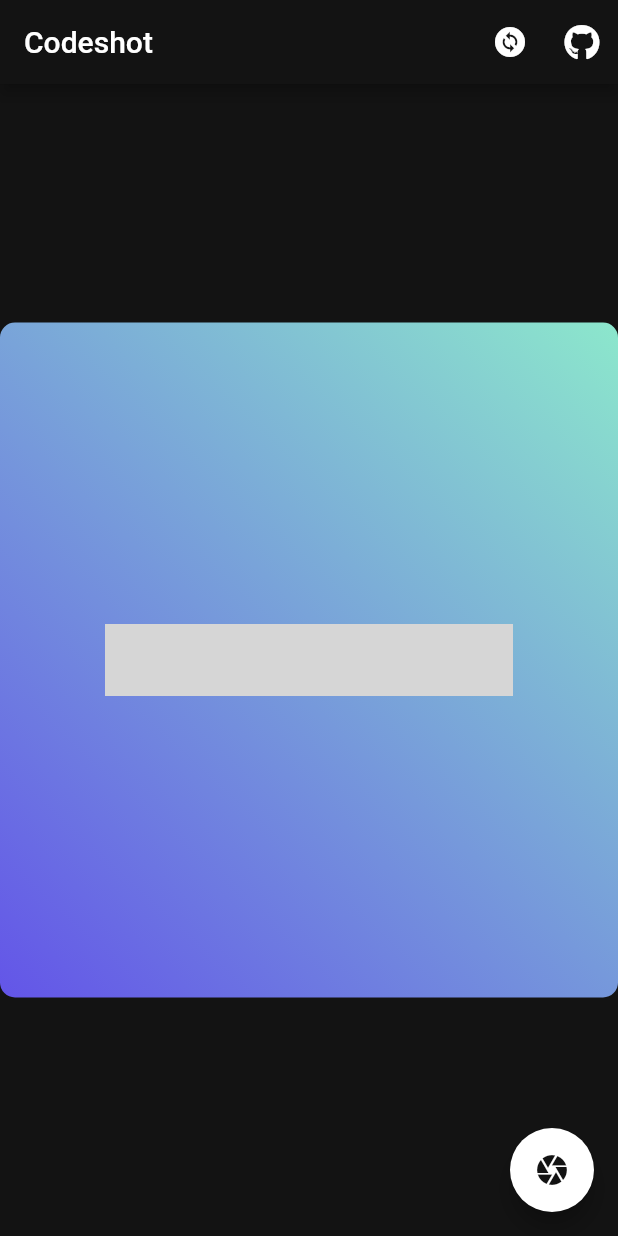
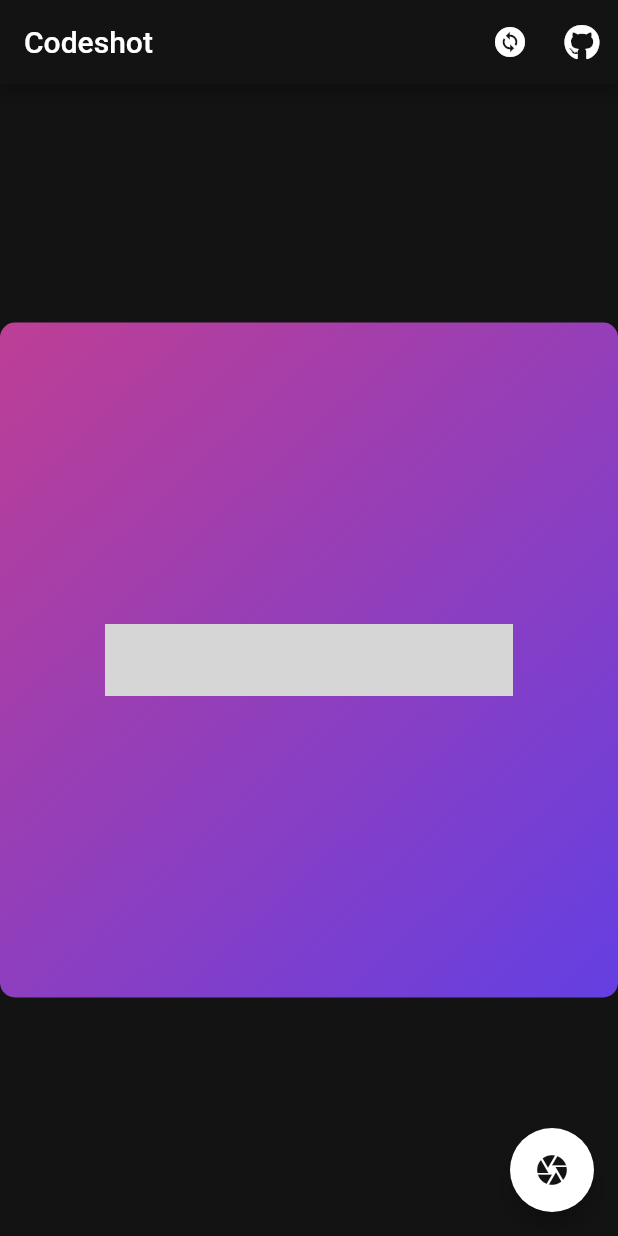
Before and after one commit to mafreud/codeshot, a Flutter app: the screen it shows after launch, after a tap on the "change circle" icon, on a phone screen of 412 x 824 dp. Run offline on Flutter 3.47's test engine with Material 2 defaults, Android fonts, the light colour scheme and no system bars; our stand-ins replace flutter_riverpod, font_awesome_flutter, freezed_annotation; missing offline and left inert: file_saver, flutter_code_editor, highlight, widgets_to_image; grey boxes are pictures that could not be loaded.

Commit message:
change theme functions

```diff
--- a/lib/main.dart
+++ b/lib/main.dart
@@ -20,7 +20,7 @@ class MyApp extends StatelessWidget {
       theme: ThemeData(
         primarySwatch: Colors.blue,
       ),
-      home: const CodeEditorPage(),
+      home: CodeEditorPage(),
     );
   }
 }
--- a/lib/src/features/code_editor/code_editor_controller.dart
+++ b/lib/src/features/code_editor/code_editor_controller.dart
@@ -1,3 +1,5 @@
+import 'dart:math';
+
 import 'package:codeshot/src/features/code_editor/code_editor_model.dart';
 import 'package:codeshot/src/utils/file_saver/file_saver_service.dart';
 import 'package:codeshot/src/utils/file_saver/url_launcher_service.dart';
@@ -35,7 +37,7 @@ class AppBarSample extends StatelessWidget {
                 language: dart,
               ),
               widgetsToImageController: WidgetsToImageController(),
-          ),
+              themeIndex: 0),
         );
 
   final FileSaverService fileSaverService;
@@ -52,6 +54,14 @@ class AppBarSample extends StatelessWidget {
 
   Future<void> launchCodeShotGitHubRepository() => urlLauncherService
       .launchUrlFromUrl("https://github.com/mafreud/codeshot");
+
+  int _generateRandomNumber(int integer) {
+    final random = Random();
+    return random.nextInt(integer);
+  }
+
+  void nextTheme(int themeLength) =>
+      _updateThemeIndex(_generateRandomNumber(themeLength));
 
   void onHorizontalDragRight(double newValue) {
     updateWidth(state.currentWidth + newValue);
@@ -74,6 +84,10 @@ class AppBarSample extends StatelessWidget {
   void updateWidth(double newWidth) {
     state = state.copyWith(currentWidth: newWidth);
   }
+
+  void _updateThemeIndex(int newValue) {
+    state = state.copyWith(themeIndex: newValue);
+  }
 }
 
 final codeEditorControllerProvider =
--- a/lib/src/features/code_editor/code_editor_model.dart
+++ b/lib/src/features/code_editor/code_editor_model.dart
@@ -14,5 +14,6 @@ class CodeEditorModel with _$CodeEditorModel {
     required double defaultHeight,
     required CodeController codeController,
     required WidgetsToImageController widgetsToImageController,
+    required int themeIndex,
   }) = _CodeEditorModel;
 }
--- a/lib/src/features/code_editor/code_editor_page.dart
+++ b/lib/src/features/code_editor/code_editor_page.dart
@@ -8,7 +8,26 @@ import 'package:widgets_to_image/widgets_to_image.dart';
 import '../../constants/colors.dart';
 
 class CodeEditorPage extends ConsumerWidget {
-  const CodeEditorPage({super.key});
+  CodeEditorPage({super.key});
+
+  final themes = [
+    const LinearGradient(
+      begin: Alignment.topLeft,
+      end: Alignment.bottomRight,
+      colors: [
+        Color(0xFFBE3E95),
+        Color(0xFF643FE2),
+      ],
+    ),
+    const LinearGradient(
+      begin: Alignment.topRight,
+      end: Alignment.bottomLeft,
+      colors: [
+        Color(0xFF8CE7CC),
+        Color(0xFF6355E8),
+      ],
+    ),
+  ];
 
   @override
   Widget build(BuildContext context, WidgetRef ref) {
@@ -19,7 +38,9 @@ class CodeEditorPage extends ConsumerWidget {
         title: const Text("Codeshot"),
         backgroundColor: darkGrey,
         actions: [
-          IconButton(onPressed: () {}, icon: const Icon(Icons.change_circle)),
+          IconButton(
+              onPressed: () => controller.nextTheme(themes.length),
+              icon: const Icon(Icons.change_circle)),
           IconButton(
             onPressed: controller.launchCodeShotGitHubRepository,
             icon: const Icon(FontAwesomeIcons.github),
@@ -53,14 +74,7 @@ class CodeEditorPage extends ConsumerWidget {
                   width: state.currentWidth,
                   decoration: BoxDecoration(
                     borderRadius: BorderRadius.circular(10),
-                    gradient: const LinearGradient(
-                      begin: Alignment.topRight,
-                      end: Alignment.bottomLeft,
-                      colors: [
-                        Color(0xFF8CE7CC),
-                        Color(0xFF6355E8),
-                      ],
-                    ),
+                    gradient: themes[state.themeIndex],
                   ),
                   child: Align(
                     alignment: Alignment.center,
```
Also changed, not shown: lib/src/features/code_editor/code_editor_model.freezed.dart. Lines whose indentation alone changed are shown as unchanged.
